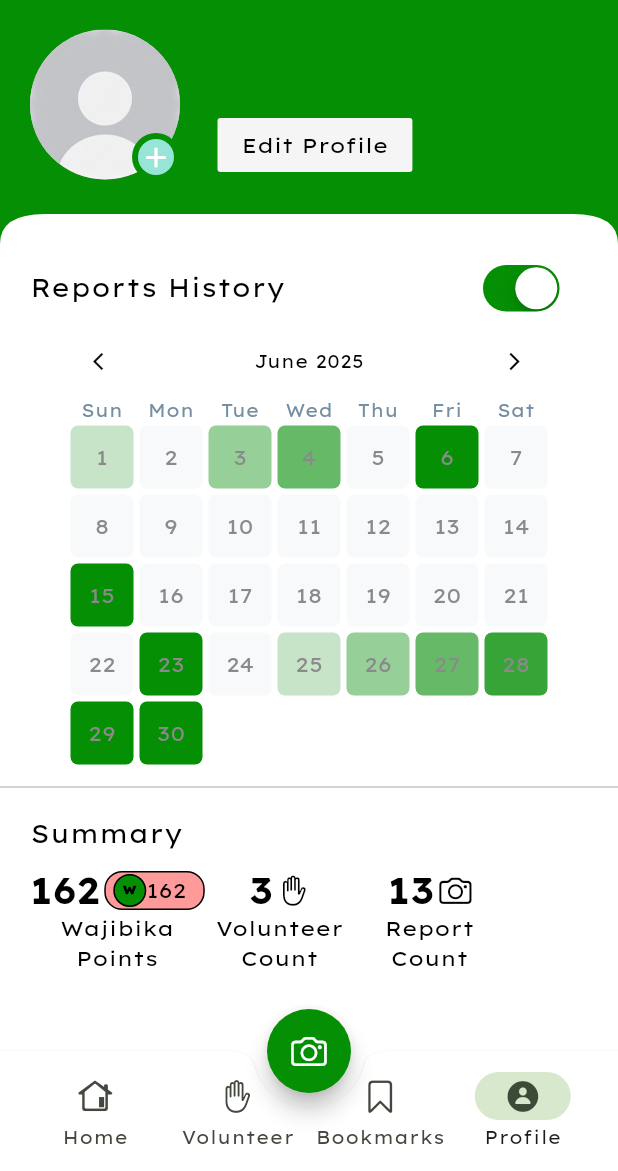
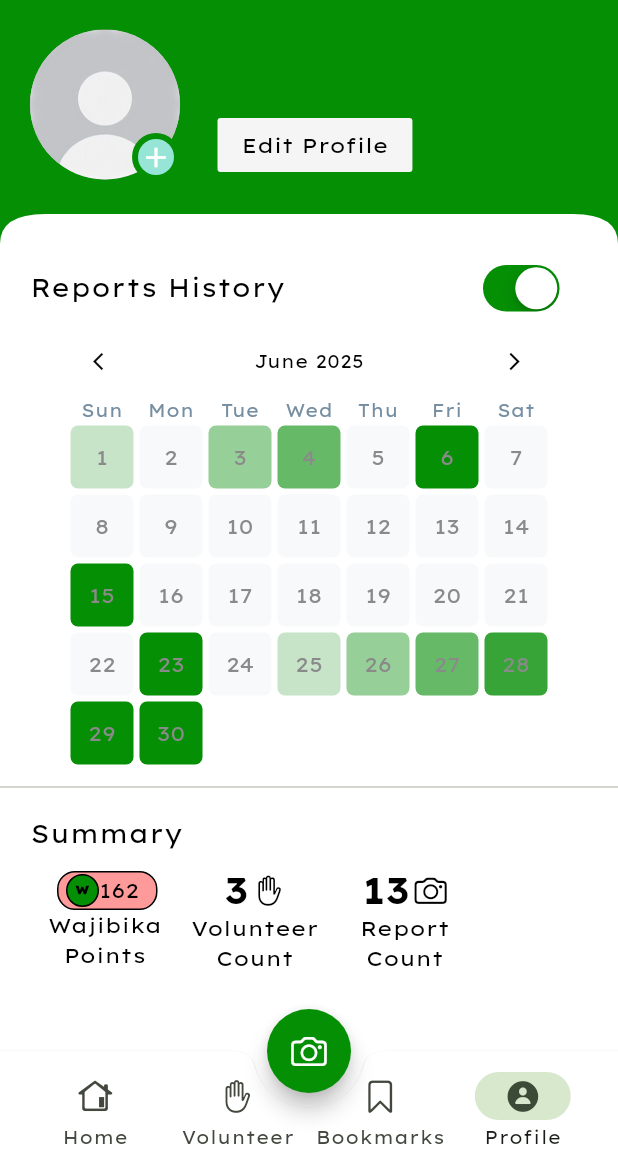
Before and after one commit to H-Munene/Wajibika_Mobile, a Flutter app: the BottomNav screen opened directly, item 4 of the bottom bar chosen, on a phone screen of 412 x 824 dp, the part 65-1236 px from its top. Run offline on Flutter 3.47's test engine with Material 3 defaults, Android fonts, the phone set to English and light mode, and no system bars; our stand-ins replace animated_custom_dropdown, bloc, cherry_toast, equatable, fluentui_system_icons, flutter_bloc and 11 more; accounts and stored records are empty; project files that could hold a hidden picture were left out.

```diff
--- a/lib/presentation/widgets/profile_summary.dart
+++ b/lib/presentation/widgets/profile_summary.dart
@@ -22,9 +22,14 @@ class ProfileSummary extends StatelessWidget {
           spacing: 3,
           mainAxisSize: MainAxisSize.min,
           children: [
-            Text(
-              '$summaryCount',
-              style: Theme.of(context).textTheme.titleLarge,
+            Offstage(
+              offstage:
+                  profileSummaryCategory ==
+                  ProfileSummaryCategory.wajibikaPoints,
+              child: Text(
+                '$summaryCount',
+                style: Theme.of(context).textTheme.titleLarge,
+              ),
             ),
             if (profileSummaryCategory == ProfileSummaryCategory.wajibikaPoints)
               WajibikaPointsIcon(wajibikaPoints: summaryCount)
```
Also changed, not shown: lib/presentation/bloc/volunteer/volunteer_bloc.dart (added, +13 -0 lines), lib/presentation/bloc/volunteer/volunteer_event.dart (added, +8 -0 lines), lib/presentation/bloc/volunteer/volunteer_state.dart (added, +10 -0 lines).
